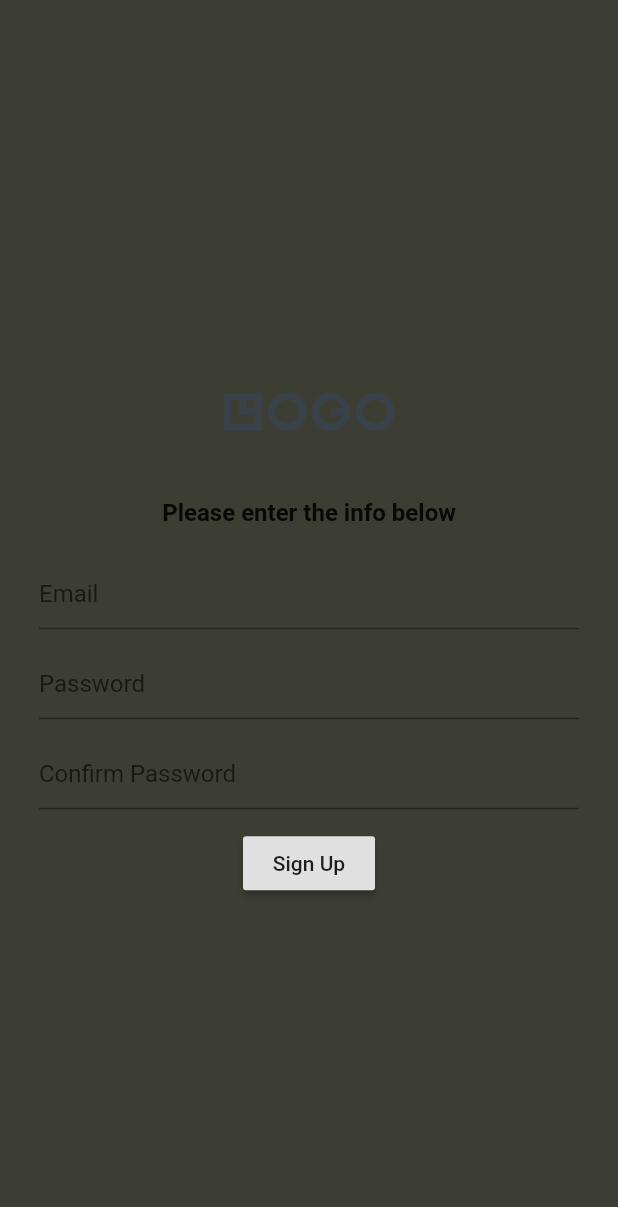
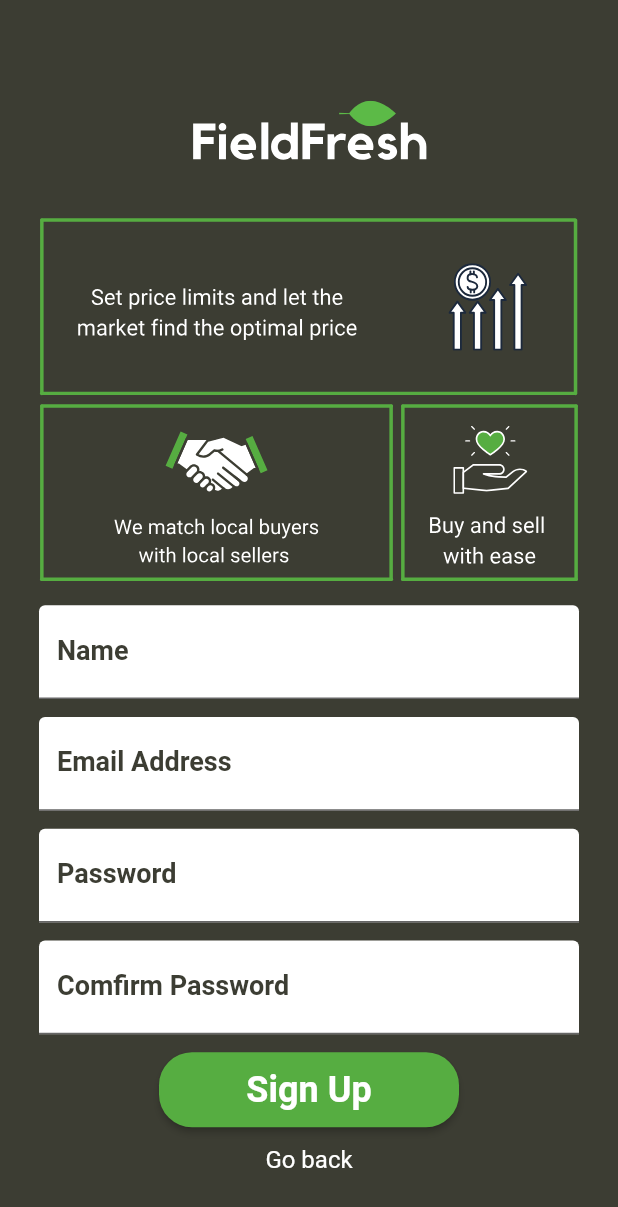
Before and after one commit to Field-Fresh/fieldfresh-mobile, a Flutter app: the screen it shows after launch, after a tap on "Login", after a tap on "Sign Up", on a phone screen of 412 x 824 dp. Shown: the top 1207 px of the screen. Run offline on Flutter 3.47's test engine with Material 2 defaults, Android fonts, the phone set to English and light mode, and no system bars; our stand-ins replace equatable, flutter_bloc, flutter_secure_storage, flutter_svg, get_it; missing offline and left inert: flutter_verification_code_input; network calls fail.

Commit message:
Added correct logo image to login page. Made necessary UI changes to sign up page.

```diff
--- a/lib/feature/user/signup/ui/signup_page.dart
+++ b/lib/feature/user/signup/ui/signup_page.dart
@@ -7,6 +7,9 @@ import 'package:fieldfreshmobile/feature/user/verify/ui/verify_form.dart';
 import 'package:flutter/material.dart';
 import 'package:flutter_bloc/flutter_bloc.dart';
 import 'package:flutter_svg/svg.dart';
+import 'package:fieldfreshmobile/widgets/ThemedButtonFactory.dart';
+import 'package:fieldfreshmobile/widgets/ThemedTextFieldFactory.dart';
+import 'package:fieldfreshmobile/theme/app_theme.dart';
 
 import '../../../../injection_container.dart';
 
@@ -50,7 +53,20 @@ class _SingUpFormState extends State<SingUpForm> {
 
   List<Widget> _formFromState(BuildContext context, UserSignUpState state) {
     final List<Widget> formCols = [];
-    formCols.add(SvgPicture.asset('graphics/placeholder-logo.svg'));
+    formCols.add(Column(
+      children: [
+        SvgPicture.asset(
+          'graphics/app-logo-small.svg',
+          width: 600,
+          height: 100,
+        ),
+        SvgPicture.asset(
+          'graphics/signup-message-large.svg',
+          width: 600,
+          height: 250,
+        )
+      ],
+    ));
 
     if (state is SignUpStateFailed) {
       formCols.add(Text(
@@ -75,40 +91,23 @@ class _SingUpFormState extends State<SingUpForm> {
 
   List<Widget> _formForSignup(BuildContext context) {
     return [
-      Padding(
-        padding: const EdgeInsets.all(8),
-        child: Text(
-          "Please enter the info below",
-          style: TextStyle(
-              fontSize: 16, fontWeight: FontWeight.bold, color: Colors.black87),
-        ),
-      ),
       Container(
           margin: EdgeInsets.only(left: 18, right: 18, top: 12, bottom: 12),
-        child: TextField(
-          controller: _emailFieldController,
-          decoration: InputDecoration(hintText: "Email"),
-        ),
-      ),
+          child:
+              ThemedTextFieldFactory.create(TextEditingController(), "Name")),
       Container(
           margin: EdgeInsets.only(bottom: 12, left: 18, right: 18),
-        child: TextField(
-          controller: _passwordFieldController,
-          obscureText: true,
-          decoration: InputDecoration(hintText: "Password"),
-        ),
-      ),
+          child: ThemedTextFieldFactory.create(
+              _emailFieldController, "Email Address")),
       Container(
           margin: EdgeInsets.only(bottom: 12, left: 18, right: 18),
-        child: TextField(
-          controller: _retypedPasswordFieldController,
-          obscureText: true,
-          decoration: InputDecoration(hintText: "Confirm Password"),
-        ),
-      ),
-      RaisedButton(
-        child: Text("Sign Up"),
-        onPressed: () {
+          child: ThemedTextFieldFactory.createForSensitive(
+              _passwordFieldController, "Password")),
+      Container(
+          margin: EdgeInsets.only(bottom: 12, left: 18, right: 18),
+          child: ThemedTextFieldFactory.createForSensitive(
+              _retypedPasswordFieldController, "Comfirm Password")),
+      ThemedButtonFactory.create(200, 50, 24, "Sign Up", () {
         String password = _passwordFieldController.value.text;
         String retypedPassword = _retypedPasswordFieldController.value.text;
         String email = _emailFieldController.value.text;
@@ -117,7 +116,16 @@ class _SingUpFormState extends State<SingUpForm> {
           password: password,
           retypedPassword: retypedPassword,
         ));
+      }),
+      Container(
+        margin: EdgeInsets.only(top: 12),
+        child: GestureDetector(
+          onTap: () {
+            Navigator.pushNamed(context, "/");
           },
+          child: Text('Go back',
+              style: TextStyle(color: AppTheme.colors.white, fontSize: 16)),
+        ),
       )
     ];
   }
--- a/pubspec.yaml
+++ b/pubspec.yaml
@@ -28,6 +28,7 @@ dependencies:
   equatable: ^0.2.0
   http: ^0.12.0
   get_it: ^5.0.1
+  get: ^3.24.0
   flutter_secure_storage: ^3.3.5
   flutter_svg: ^0.19.0
   flutter_verification_code_input:
```
Also changed, not shown: graphics/app-logo-large.svg, graphics/app-logo-small.svg (added), graphics/signup-message-large.svg (added). Lines whose indentation alone changed are shown as unchanged.
